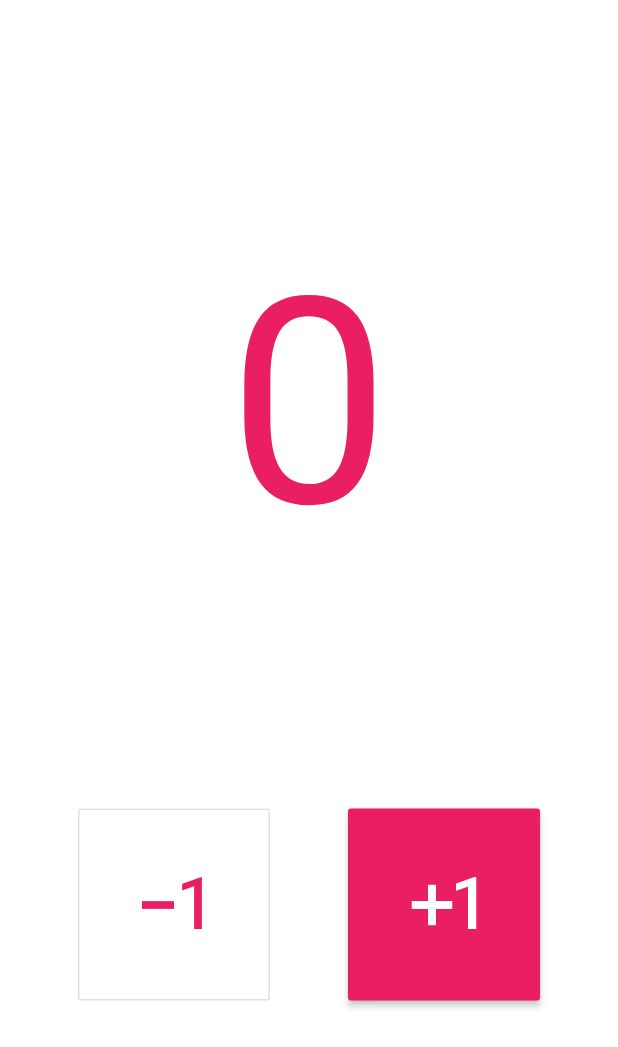
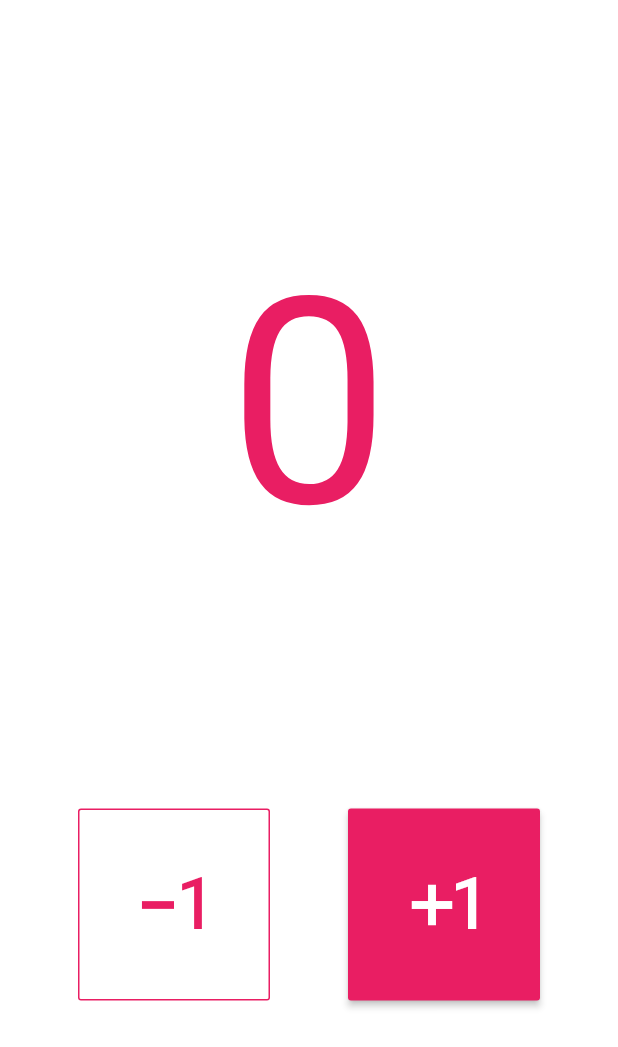
Before and after one commit to mitulgautam/counter_app_bloc, a Flutter app: the screen it shows after launch, on a phone screen of 412 x 824 dp. Shown: the top 1047 px of the screen. Run offline on Flutter 3.47's test engine with Material 2 defaults, Android fonts, the phone set to English and light mode, and no system bars.

Commit message:
final changes

```diff
--- a/lib/ui/dashboard.dart
+++ b/lib/ui/dashboard.dart
@@ -33,13 +33,16 @@ class _DashboardState extends State<Dashboard> {
             mainAxisAlignment: MainAxisAlignment.spaceEvenly,
             children: <Widget>[
               OutlineButton(
+                borderSide: BorderSide(
+                  color: Colors.pink,
+                ),
+                highlightElevation: 16.0,
                 padding: EdgeInsets.all(32.0),
                 onPressed: () {
                   bloc.inputSink.add(--counter);
                 },
                 color: Colors.pink,
-                splashColor: Colors.pinkAccent,
-                highlightedBorderColor: Colors.pink,
+                splashColor: Colors.pink,
                 child: Icon(
                   Icons.exposure_neg_1,
                   size: 64.0,
```
